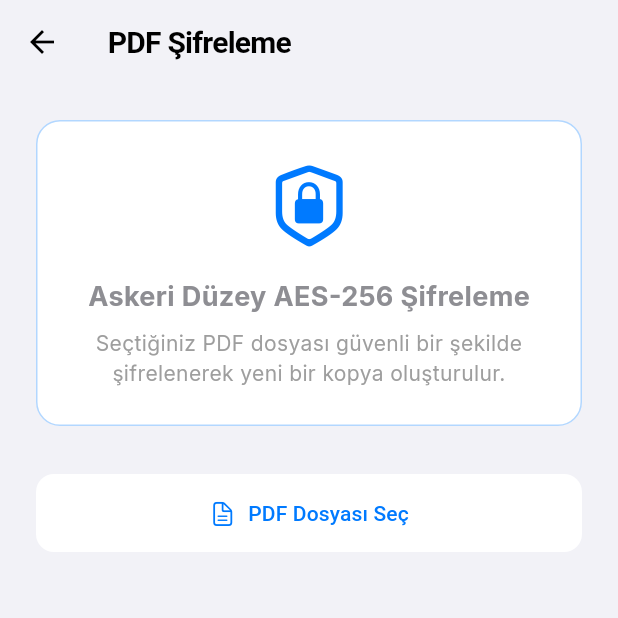
After one commit to emreaytekxn/lensify, a Flutter app: the PdfEncryptionScreen screen opened directly, on a phone screen of 412 x 824 dp, the top half of it. The commit adds this screen. Run offline on Flutter 3.47's test engine with Material 3 defaults, Android fonts, the phone set to English and light mode, and no system bars; our stand-ins replace audioplayers, camera, file_picker, flutter_riverpod, flutter_tts, google_fonts and 10 more; missing offline and left inert: ffmpeg_kit_flutter_new, google_mlkit_barcode_scanning, google_mlkit_text_recognition, pdfx, syncfusion_flutter_pdf, whisper_flutter_new; accounts and stored records are empty; generated files the repository leaves out were written again.

Commit message:
Yapay Zeka (AI) ve Güvenlik Araçları (OCR, Şifreleme) eklendi

```diff
--- /dev/null
+++ b/lib/presentation/pages/tools/pdf_encryption_screen.dart
@@ -0,0 +1,182 @@
+import 'dart:io';
+import 'package:flutter/cupertino.dart';
+import 'package:flutter/material.dart';
+import 'package:flutter_riverpod/flutter_riverpod.dart';
+import 'package:file_picker/file_picker.dart';
+import 'package:syncfusion_flutter_pdf/pdf.dart';
+import 'package:path_provider/path_provider.dart';
+import '../../../domain/entities/document.dart';
+import '../../providers/document_provider.dart';
+import '../../providers/folder_provider.dart';
+import '../../providers/core_providers.dart';
+import '../../widgets/loading_overlay.dart';
+
+class PdfEncryptionScreen extends ConsumerStatefulWidget {
+  const PdfEncryptionScreen({super.key});
+
+  @override
+  ConsumerState<PdfEncryptionScreen> createState() => _PdfEncryptionScreenState();
+}
+
+class _PdfEncryptionScreenState extends ConsumerState<PdfEncryptionScreen> {
+  File? _selectedPdf;
+  final TextEditingController _passwordController = TextEditingController();
+  final TextEditingController _titleController = TextEditingController();
+
+  Future<void> _pickPdf() async {
+    final result = await FilePicker.platform.pickFiles(
+      type: FileType.custom,
+      allowedExtensions: ['pdf'],
+    );
+    if (result != null && result.files.single.path != null) {
+      setState(() {
+        _selectedPdf = File(result.files.single.path!);
+        _titleController.text = 'Şifreli - ${result.files.single.name}';
+      });
+    }
+  }
+
+  Future<void> _encryptPdf() async {
+    if (_selectedPdf == null || _passwordController.text.isEmpty) return;
+
+    LoadingOverlay.show(context, message: 'Şifreleniyor...');
+
+    try {
+      final bytes = await _selectedPdf!.readAsBytes();
+      final document = PdfDocument(inputBytes: bytes);
+
+      final security = document.security;
+      security.userPassword = _passwordController.text;
+      security.ownerPassword = _passwordController.text;
+      security.algorithm = PdfEncryptionAlgorithm.aesx256Bit;
+
+      final encryptedBytes = await document.save();
+      document.dispose();
+
+      final appDir = await getApplicationDocumentsDirectory();
+      final pdfDir = Directory('${appDir.path}/pdfs');
+      if (!await pdfDir.exists()) await pdfDir.create(recursive: true);
+
+      final timestamp = DateTime.now().millisecondsSinceEpoch;
+      final file = File('${pdfDir.path}/encrypted_$timestamp.pdf');
+      await file.writeAsBytes(encryptedBytes);
+
+      final activeFolderId = ref.read(folderNotifierProvider).activeFolderId;
+      final repo = ref.read(scannerRepositoryProvider);
+
+      final doc = Document(
+        title: _titleController.text,
+        folderId: activeFolderId,
+        createdAt: DateTime.now(),
+        updatedAt: DateTime.now(),
+        pageCount: 0,
+        pdfPath: file.path,
+        isFavorite: false,
+        fileSize: encryptedBytes.length,
+        fileType: 'pdf',
+      );
+
+      await repo.createDocument(doc);
+      await ref.read(documentNotifierProvider.notifier).loadDocuments();
+
+      if (mounted) {
+        Navigator.pop(context);
+        ScaffoldMessenger.of(context).showSnackBar(
+          const SnackBar(content: Text('PDF başarıyla şifrelendi!')),
+        );
+      }
+    } catch (e) {
+      if (mounted) {
+        ScaffoldMessenger.of(context).showSnackBar(
+          SnackBar(content: Text('Hata: $e')),
+        );
+      }
+    } finally {
+      if (mounted) LoadingOverlay.hide(context);
+    }
+  }
+
+  @override
+  Widget build(BuildContext context) {
+    return Scaffold(
+      appBar: AppBar(title: const Text('PDF Şifreleme')),
+      body: SingleChildScrollView(
+        padding: const EdgeInsets.all(24.0),
+        child: Column(
+          crossAxisAlignment: CrossAxisAlignment.stretch,
+          children: [
+            Container(
+              padding: const EdgeInsets.all(24),
+              decoration: BoxDecoration(
+                color: Theme.of(context).cardColor,
+                borderRadius: BorderRadius.circular(16),
+                border: Border.all(color: Theme.of(context).primaryColor.withValues(alpha: 0.3)),
+              ),
+              child: Column(
+                children: [
+                  Icon(CupertinoIcons.lock_shield, size: 64, color: Theme.of(context).primaryColor),
+                  const SizedBox(height: 16),
+                  const Text(
+                    'Askeri Düzey AES-256 Şifreleme',
+                    style: TextStyle(fontSize: 18, fontWeight: FontWeight.bold),
+                  ),
+                  const SizedBox(height: 8),
+                  const Text(
+                    'Seçtiğiniz PDF dosyası güvenli bir şekilde şifrelenerek yeni bir kopya oluşturulur.',
+                    textAlign: TextAlign.center,
+                    style: TextStyle(color: Colors.grey),
+                  ),
+                ],
+              ),
+            ),
+            const SizedBox(height: 32),
+            if (_selectedPdf == null)
+              ElevatedButton.icon(
+                onPressed: _pickPdf,
+                icon: const Icon(CupertinoIcons.doc_text),
+                label: const Text('PDF Dosyası Seç'),
+                style: ElevatedButton.styleFrom(padding: const EdgeInsets.symmetric(vertical: 16)),
+              )
+            else ...[
+              Card(
+                child: ListTile(
+                  leading: const Icon(CupertinoIcons.doc_fill, color: Colors.redAccent),
+                  title: Text(_selectedPdf!.path.split('/').last),
+                  trailing: IconButton(
+                    icon: const Icon(CupertinoIcons.clear_circled),
+                    onPressed: () => setState(() => _selectedPdf = null),
+                  ),
+                ),
+              ),
+              const SizedBox(height: 16),
+              TextField(
+                controller: _titleController,
+                decoration: const InputDecoration(
+                  labelText: 'Yeni Dosya Adı',
+                  prefixIcon: Icon(CupertinoIcons.pencil),
+                  border: OutlineInputBorder(),
+                ),
+              ),
+              const SizedBox(height: 16),
+              TextField(
+                controller: _passwordController,
+                obscureText: true,
+                decoration: const InputDecoration(
+                  labelText: 'Şifre Belirleyin',
+                  prefixIcon: Icon(CupertinoIcons.lock),
+                  border: OutlineInputBorder(),
+                ),
+              ),
+              const SizedBox(height: 32),
+              ElevatedButton(
+                onPressed: _encryptPdf,
+                style: ElevatedButton.styleFrom(padding: const EdgeInsets.symmetric(vertical: 16)),
+                child: const Text('Şifrele ve Kaydet', style: TextStyle(fontSize: 16, fontWeight: FontWeight.bold)),
+              ),
+            ]
+          ],
+        ),
+      ),
+    );
+  }
+}
```
Also changed, not shown: lib/presentation/pages/tools/ocr_scanner_screen.dart (added, +191 -0 lines), lib/presentation/pages/tools_screen.dart (+11 -82 lines), lib/presentation/pages/transcription_screen.dart (+46 -15 lines).
